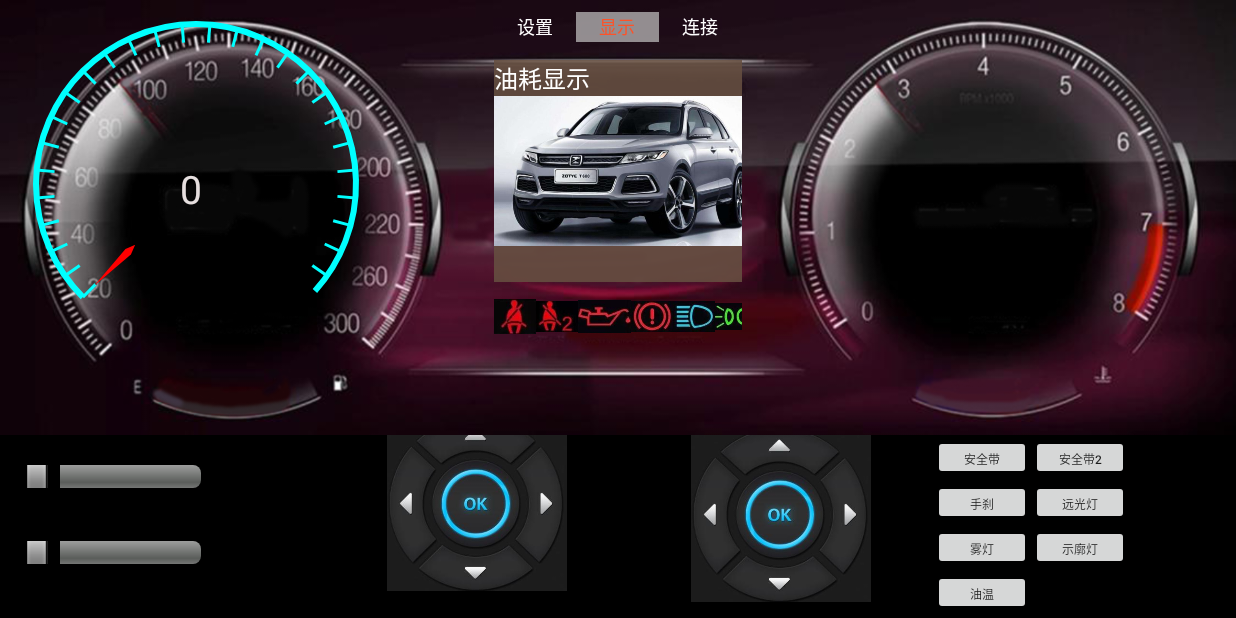
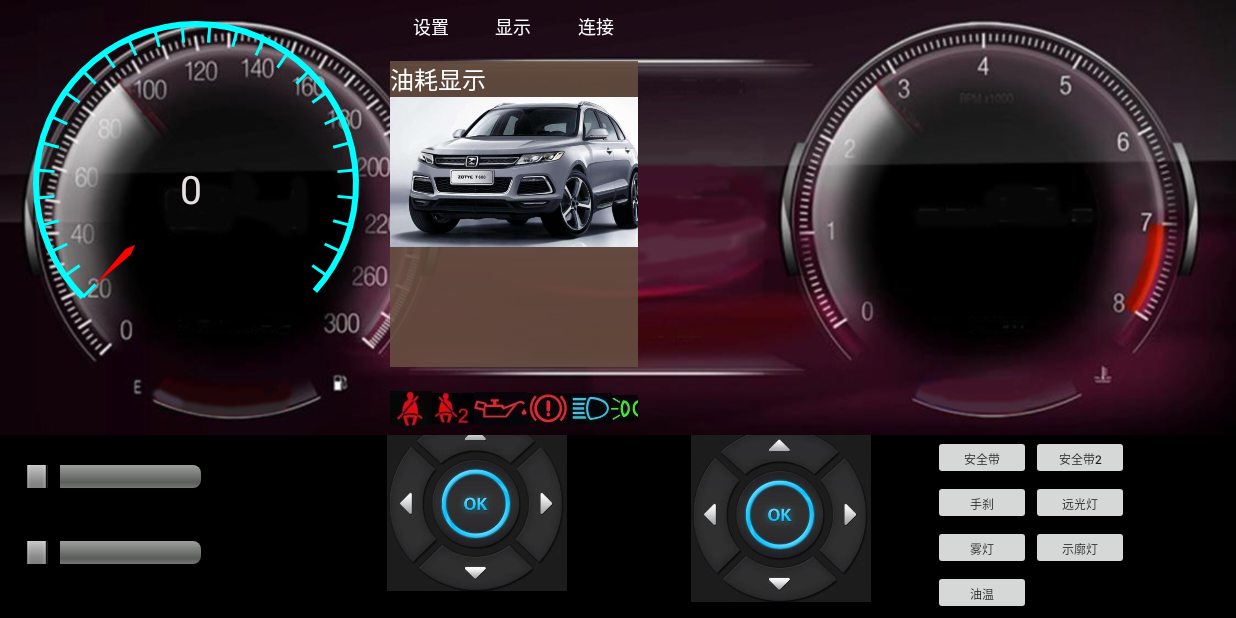
Before and after one commit to niczhou/MyDashboard, an Android app: the screen it shows after launch (MainActivity), on a phone screen of 824 x 412 dp (held sideways). Run offline under Robolectric (Android 15) with nearby library versions, the phone set to English and light mode, and no system bars.

Commit message:
on layout

```diff
--- a/app/src/main/java/cn/nic/dashboard/CenterFragment.java
+++ b/app/src/main/java/cn/nic/dashboard/CenterFragment.java
@@ -48,7 +48,7 @@ public class CenterFragment extends Fragment {
     @Nullable
     @Override
     public View onCreateView(LayoutInflater inflater, @Nullable ViewGroup container, @Nullable Bundle savedInstanceState) {
-//        return super.onCreateView(inflater, container, savedInstanceState);
+
         view=inflater.inflate(R.layout.fragment_center,container,false);
 
         initViews();
@@ -57,7 +57,7 @@ public class CenterFragment extends Fragment {
         fpAdapter=new DynamicFragmentPagerAdapter(fragmentManager,fragmentList);
         vp_container.setAdapter(fpAdapter);
         vp_container.setCurrentItem(currentTab);
-        toggleTab(currentTab);
+//        toggleTab(currentTab);
 
         vp_container.addOnPageChangeListener(new ViewPager.OnPageChangeListener() {
             @Override
@@ -68,7 +68,7 @@ public class CenterFragment extends Fragment {
             @Override
             public void onPageSelected(int position) {
                 currentTab=position;
-                toggleTab(position);
+//                toggleTab(position);
             }
 
             @Override
@@ -81,9 +81,9 @@ public class CenterFragment extends Fragment {
     }
 
     private void initViews(){
-        tv_connect= (TextView) view.findViewById(R.id.tv_connect);
-        tv_display=(TextView) view.findViewById(R.id.tv_display);
-        tv_setting=(TextView) view.findViewById(R.id.tv_setting);
+//        tv_connect= (TextView) view.findViewById(R.id.tv_connect);
+//        tv_display=(TextView) view.findViewById(R.id.tv_display);
+//        tv_setting=(TextView) view.findViewById(R.id.tv_setting);
         vp_container=(ViewPager)view.findViewById(R.id.vp_container);
     }
     private void initList(){
@@ -95,20 +95,20 @@ public class CenterFragment extends Fragment {
         fragmentList.add(displayFragment);
         fragmentList.add(connectFragment);
 
-        tvTabList=new ArrayList<>();
-        tvTabList.add(tv_setting);
-        tvTabList.add(tv_display);
-        tvTabList.add(tv_connect);
+//        tvTabList=new ArrayList<>();
+//        tvTabList.add(tv_setting);
+//        tvTabList.add(tv_display);
+//        tvTabList.add(tv_connect);
     }
 
-    private void toggleTab(int tabID){
-        for(int i=0;i<tvTabList.size();i++){
-            tvTabList.get(i).setTextColor(getResources().getColor(R.color.colorTabUnselected));
-            tvTabList.get(i).setBackgroundColor(getResources().getColor(R.color.colorTabBackUnelected));
-        }
-        tvTabList.get(tabID).setTextColor(getResources().getColor(R.color.colorTabSelected));
-        tvTabList.get(tabID).setBackgroundColor(getResources().getColor(R.color.colorTabBackSelected));
-    }
+//    private void toggleTab(int tabID){
+//        for(int i=0;i<tvTabList.size();i++){
+//            tvTabList.get(i).setTextColor(getResources().getColor(R.color.colorTabUnselected));
+//            tvTabList.get(i).setBackgroundColor(getResources().getColor(R.color.colorTabBackUnelected));
+//        }
+//        tvTabList.get(tabID).setTextColor(getResources().getColor(R.color.colorTabSelected));
+//        tvTabList.get(tabID).setBackgroundColor(getResources().getColor(R.color.colorTabBackSelected));
+//    }
 
     @Override
     public void onResume() {
--- /dev/null
+++ b/app/src/main/java/cn/nic/dashboard/TabbarFragment.java
@@ -0,0 +1,24 @@
+package cn.nic.dashboard;
+
+import android.os.Bundle;
+import android.support.annotation.Nullable;
+import android.support.v4.app.Fragment;
+import android.view.LayoutInflater;
+import android.view.View;
+import android.view.ViewGroup;
+
+/**
+ * Created by nic on 2017/11/21.
+ */
+
+public class TabbarFragment extends Fragment {
+
+    @Nullable
+    @Override
+    public View onCreateView(LayoutInflater inflater, @Nullable ViewGroup container, @Nullable Bundle savedInstanceState) {
+//        return super.onCreateView(inflater, container, savedInstanceState);
+        View view=inflater.inflate(R.layout.fragment_tabbar,container,false);
+
+        return  view;
+    }
+}
--- a/app/src/main/res/layout/activity_main.xml
+++ b/app/src/main/res/layout/activity_main.xml
@@ -20,12 +20,13 @@
         app:layout_constraintRight_toRightOf="parent" />
 
     <android.support.constraint.ConstraintLayout
+        android:id="@+id/layout_dashboard"
         android:layout_width="0dp"
-        android:layout_height="245dp"
+        android:layout_height="0dp"
+        app:layout_constraintTop_toTopOf="parent"
         app:layout_constraintLeft_toLeftOf="parent"
-        app:layout_constraintTop_toTopOf="parent"
         app:layout_constraintRight_toRightOf="parent"
-        android:id="@+id/layout_cluster">
+        app:layout_constraintBottom_toBottomOf="@id/iv_bg">
 
         <fragment
             android:id="@+id/frag_speed"
@@ -39,23 +40,37 @@
             android:layout_marginStart="20dp" />
 
         <fragment
+            android:id="@+id/frag_tabbar"
+            android:name="cn.nic.dashboard.TabbarFragment"
+            android:layout_width="165dp"
+            android:layout_height="25dp"
+            app:layout_constraintTop_toTopOf="parent"
+            android:layout_marginTop="5dp"
+            app:layout_constraintLeft_toRightOf="@+id/frag_speed"
+            android:layout_marginLeft="20dp" />
+
+        <fragment
             android:name="cn.nic.dashboard.CenterFragment"
             android:id="@+id/frag_center"
-            android:layout_width="165dp"
-            android:layout_height="180dp"
-            app:layout_constraintRight_toRightOf="parent"
-            app:layout_constraintTop_toTopOf="parent"
-            app:layout_constraintLeft_toLeftOf="parent"
-            android:layout_marginTop="8dp"/>
+            android:layout_width="0dp"
+            android:layout_height="0dp"
+            app:layout_constraintTop_toBottomOf="@+id/frag_tabbar"
+            app:layout_constraintBottom_toTopOf="@+id/frag_meterlamp"
+            app:layout_constraintRight_toRightOf="@+id/frag_tabbar"
+            app:layout_constraintLeft_toLeftOf="@+id/frag_tabbar"
+            android:layout_marginTop="10dp"
+            android:layout_marginBottom="10dp"/>
+
 
         <fragment
             android:layout_width="165dp"
-            android:layout_height="35dp"
+            android:layout_height="30dp"
             android:id="@+id/frag_meterlamp"
             android:name="cn.nic.dashboard.MeterLampFragment"
-            android:layout_marginTop="5dp"
-            app:layout_constraintTop_toBottomOf="@+id/frag_center"
-            app:layout_constraintLeft_toLeftOf="@+id/frag_center" />
+            app:layout_constraintBottom_toBottomOf="parent"
+            app:layout_constraintLeft_toRightOf="@+id/frag_speed"
+            android:layout_marginBottom="5dp"
+            android:layout_marginLeft="20dp"/>
     </android.support.constraint.ConstraintLayout>
 
     <fragment
--- a/app/src/main/res/layout/fragment_center.xml
+++ b/app/src/main/res/layout/fragment_center.xml
@@ -1,54 +1,14 @@
 <?xml version="1.0" encoding="utf-8"?>
-<RelativeLayout
+<FrameLayout
     xmlns:android="http://schemas.android.com/apk/res/android"
     android:layout_width="match_parent"
     android:layout_height="match_parent">
 
-    <LinearLayout
-        android:id="@+id/layout_tabs"
-        android:layout_width="match_parent"
-        android:layout_height="20dp"
-        android:background="#003b3b33"
-        android:orientation="horizontal"
-        android:weightSum="3">
-        <TextView
-            android:id="@+id/tv_setting"
-            android:text="设置"
-            android:gravity="center"
-            android:textSize="12sp"
-            android:textColor="#fff"
-            android:layout_width="0dp"
-            android:layout_height="match_parent"
-            android:layout_weight="1"/>
-        <TextView
-            android:id="@+id/tv_display"
-            android:text="显示"
-            android:background="#00000000"
-            android:gravity="center"
-            android:textSize="12sp"
-            android:textColor="#fff"
-            android:layout_width="0dp"
-            android:layout_height="match_parent"
-            android:layout_weight="1"/>
-
-        <TextView
-            android:id="@+id/tv_connect"
-            android:text="连接"
-            android:gravity="center"
-            android:textSize="12sp"
-            android:textColor="#fff"
-            android:layout_width="0dp"
-            android:layout_height="match_parent"
-            android:layout_weight="1"/>
-
-    </LinearLayout>
     <android.support.v4.view.ViewPager
         android:id="@+id/vp_container"
         android:background="#367878d7"
-        android:layout_marginTop="12dp"
         android:layout_width="match_parent"
         android:layout_height="match_parent"
-        android:layout_alignParentStart="true"
-        android:layout_below="@+id/layout_tabs" />
+        android:layout_alignParentStart="true"/>
 
-</RelativeLayout>
+</FrameLayout>
--- /dev/null
+++ b/app/src/main/res/layout/fragment_tabbar.xml
@@ -0,0 +1,39 @@
+<?xml version="1.0" encoding="utf-8"?>
+<LinearLayout
+    xmlns:android="http://schemas.android.com/apk/res/android"
+    android:orientation="horizontal"
+    android:layout_width="match_parent"
+    android:layout_height="match_parent"
+    android:weightSum="3">
+
+    <TextView
+        android:id="@+id/tv_setting"
+        android:text="设置"
+        android:gravity="center"
+        android:textSize="12sp"
+        android:textColor="#fff"
+        android:layout_width="0dp"
+        android:layout_height="match_parent"
+        android:layout_weight="1"/>
+    <TextView
+        android:id="@+id/tv_display"
+        android:text="显示"
+        android:background="#00000000"
+        android:gravity="center"
+        android:textSize="12sp"
+        android:textColor="#fff"
+        android:layout_width="0dp"
+        android:layout_height="match_parent"
+        android:layout_weight="1"/>
+
+    <TextView
+        android:id="@+id/tv_connect"
+        android:text="连接"
+        android:gravity="center"
+        android:textSize="12sp"
+        android:textColor="#fff"
+        android:layout_width="0dp"
+        android:layout_height="match_parent"
+        android:layout_weight="1"/>
+
+</LinearLayout>
```
